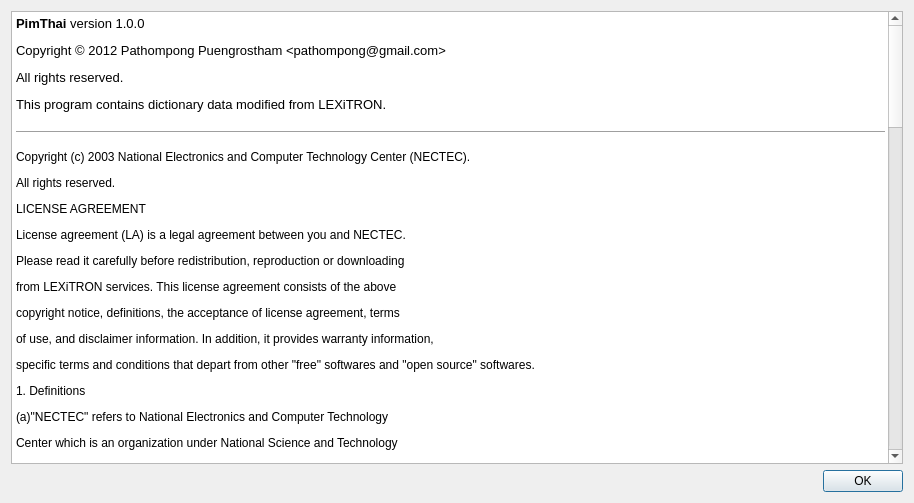
Qt form About.ui (iamjay/PimThai) before a commit.
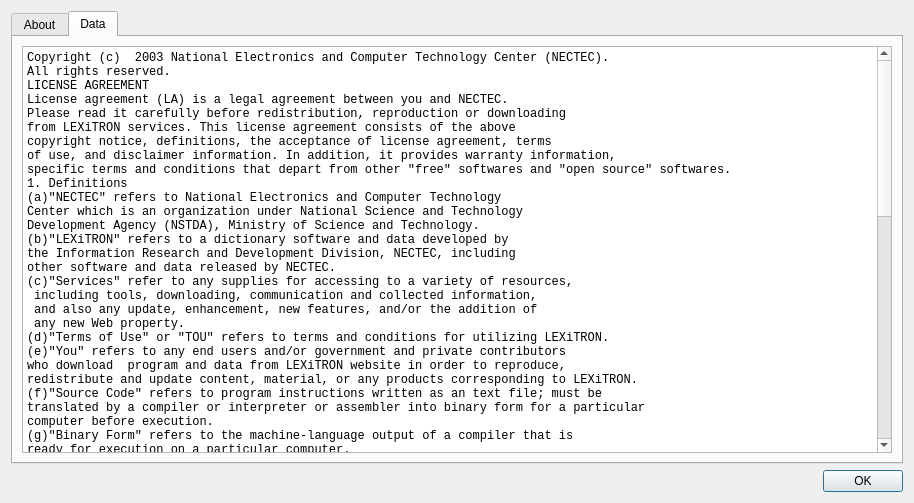
The same form after that commit. The open tabs and pages were chosen to show the change.

Commit message: Improved about dialog. New splash screen.

The edit to the form file:
```diff
--- a/About.ui
+++ b/About.ui
@@ -15,93 +15,149 @@
   </property>
   <layout class="QVBoxLayout" name="verticalLayout_2">
    <item>
-    <layout class="QVBoxLayout" name="verticalLayout">
-     <item>
-      <widget class="QTextEdit" name="textEdit">
-       <property name="readOnly">
-        <bool>true</bool>
-       </property>
-       <property name="html">
-        <string>&lt;!DOCTYPE HTML PUBLIC &quot;-//W3C//DTD HTML 4.0//EN&quot; &quot;http://www.w3.org/TR/REC-html40/strict.dtd&quot;&gt;
-&lt;html&gt;&lt;head&gt;&lt;meta name=&quot;qrichtext&quot; content=&quot;1&quot; /&gt;&lt;style type=&quot;text/css&quot;&gt;
-p, li { white-space: pre-wrap; }
-&lt;/style&gt;&lt;/head&gt;&lt;body style=&quot; font-family:'Ubuntu'; font-size:10pt; font-weight:400; font-style:normal;&quot;&gt;
-&lt;p style=&quot; margin-top:12px; margin-bottom:12px; margin-left:0px; margin-right:0px; -qt-block-indent:0; text-indent:0px;&quot;&gt;&lt;span style=&quot; font-weight:600;&quot;&gt;PimThai&lt;/span&gt; version 1.0.0&lt;/p&gt;
-&lt;p style=&quot; margin-top:12px; margin-bottom:12px; margin-left:0px; margin-right:0px; -qt-block-indent:0; text-indent:0px;&quot;&gt;Copyright © 2012 Pathompong Puengrostham &amp;lt;pathompong@gmail.com&amp;gt;&lt;/p&gt;
-&lt;p style=&quot; margin-top:12px; margin-bottom:12px; margin-left:0px; margin-right:0px; -qt-block-indent:0; text-indent:0px;&quot;&gt;All rights reserved.&lt;/p&gt;
-&lt;p style=&quot; margin-top:12px; margin-bottom:12px; margin-left:0px; margin-right:0px; -qt-block-indent:0; text-indent:0px;&quot;&gt;This program contains dictionary data modified from LEXiTRON.&lt;/p&gt;
-&lt;hr /&gt;
-&lt;p style=&quot; margin-top:12px; margin-bottom:12px; margin-left:0px; margin-right:0px; -qt-block-indent:0; text-indent:0px;&quot;&gt;&lt;span style=&quot; font-family:'Courier New,courier'; font-size:9pt;&quot;&gt;Copyright (c) 2003 National Electronics and Computer Technology Center (NECTEC).&lt;/span&gt;&lt;/p&gt;
-&lt;p style=&quot; margin-top:12px; margin-bottom:12px; margin-left:0px; margin-right:0px; -qt-block-indent:0; text-indent:0px;&quot;&gt;&lt;span style=&quot; font-family:'Courier New,courier'; font-size:9pt;&quot;&gt;All rights reserved.&lt;/span&gt;&lt;/p&gt;
-&lt;p style=&quot; margin-top:12px; margin-bottom:12px; margin-left:0px; margin-right:0px; -qt-block-indent:0; text-indent:0px;&quot;&gt;&lt;span style=&quot; font-family:'Courier New,courier'; font-size:9pt;&quot;&gt;LICENSE AGREEMENT&lt;/span&gt;&lt;/p&gt;
-&lt;p style=&quot; margin-top:12px; margin-bottom:12px; margin-left:0px; margin-right:0px; -qt-block-indent:0; text-indent:0px;&quot;&gt;&lt;span style=&quot; font-family:'Courier New,courier'; font-size:9pt;&quot;&gt;License agreement (LA) is a legal agreement between you and NECTEC. &lt;/span&gt;&lt;/p&gt;
-&lt;p style=&quot; margin-top:12px; margin-bottom:12px; margin-left:0px; margin-right:0px; -qt-block-indent:0; text-indent:0px;&quot;&gt;&lt;span style=&quot; font-family:'Courier New,courier'; font-size:9pt;&quot;&gt;Please read it carefully before redistribution, reproduction or downloading &lt;/span&gt;&lt;/p&gt;
-&lt;p style=&quot; margin-top:12px; margin-bottom:12px; margin-left:0px; margin-right:0px; -qt-block-indent:0; text-indent:0px;&quot;&gt;&lt;span style=&quot; font-family:'Courier New,courier'; font-size:9pt;&quot;&gt;from LEXiTRON services. This license agreement consists of the above &lt;/span&gt;&lt;/p&gt;
-&lt;p style=&quot; margin-top:12px; margin-bottom:12px; margin-left:0px; margin-right:0px; -qt-block-indent:0; text-indent:0px;&quot;&gt;&lt;span style=&quot; font-family:'Courier New,courier'; font-size:9pt;&quot;&gt;copyright notice, definitions, the acceptance of license agreement, terms &lt;/span&gt;&lt;/p&gt;
-&lt;p style=&quot; margin-top:12px; margin-bottom:12px; margin-left:0px; margin-right:0px; -qt-block-indent:0; text-indent:0px;&quot;&gt;&lt;span style=&quot; font-family:'Courier New,courier'; font-size:9pt;&quot;&gt;of use, and disclaimer information. In addition, it provides warranty information,&lt;/span&gt;&lt;/p&gt;
-&lt;p style=&quot; margin-top:12px; margin-bottom:12px; margin-left:0px; margin-right:0px; -qt-block-indent:0; text-indent:0px;&quot;&gt;&lt;span style=&quot; font-family:'Courier New,courier'; font-size:9pt;&quot;&gt;specific terms and conditions that depart from other &amp;quot;free&amp;quot; softwares and &amp;quot;open source&amp;quot; softwares.&lt;/span&gt;&lt;/p&gt;
-&lt;p style=&quot; margin-top:12px; margin-bottom:12px; margin-left:0px; margin-right:0px; -qt-block-indent:0; text-indent:0px;&quot;&gt;&lt;span style=&quot; font-family:'Courier New,courier'; font-size:9pt;&quot;&gt;1. Definitions&lt;/span&gt;&lt;/p&gt;
-&lt;p style=&quot; margin-top:12px; margin-bottom:12px; margin-left:0px; margin-right:0px; -qt-block-indent:0; text-indent:0px;&quot;&gt;&lt;span style=&quot; font-family:'Courier New,courier'; font-size:9pt;&quot;&gt;(a)&amp;quot;NECTEC&amp;quot; refers to National Electronics and Computer Technology &lt;/span&gt;&lt;/p&gt;
-&lt;p style=&quot; margin-top:12px; margin-bottom:12px; margin-left:0px; margin-right:0px; -qt-block-indent:0; text-indent:0px;&quot;&gt;&lt;span style=&quot; font-family:'Courier New,courier'; font-size:9pt;&quot;&gt;Center which is an organization under National Science and Technology&lt;/span&gt;&lt;/p&gt;
-&lt;p style=&quot; margin-top:12px; margin-bottom:12px; margin-left:0px; margin-right:0px; -qt-block-indent:0; text-indent:0px;&quot;&gt;&lt;span style=&quot; font-family:'Courier New,courier'; font-size:9pt;&quot;&gt;Development Agency (NSTDA), Ministry of Science and Technology.&lt;/span&gt;&lt;/p&gt;
-&lt;p style=&quot; margin-top:12px; margin-bottom:12px; margin-left:0px; margin-right:0px; -qt-block-indent:0; text-indent:0px;&quot;&gt;&lt;span style=&quot; font-family:'Courier New,courier'; font-size:9pt;&quot;&gt;(b)&amp;quot;LEXiTRON&amp;quot; refers to a dictionary software and data developed by &lt;/span&gt;&lt;/p&gt;
-&lt;p style=&quot; margin-top:12px; margin-bottom:12px; margin-left:0px; margin-right:0px; -qt-block-indent:0; text-indent:0px;&quot;&gt;&lt;span style=&quot; font-family:'Courier New,courier'; font-size:9pt;&quot;&gt;the Information Research and Development Division, NECTEC, including &lt;/span&gt;&lt;/p&gt;
-&lt;p style=&quot; margin-top:12px; margin-bottom:12px; margin-left:0px; margin-right:0px; -qt-block-indent:0; text-indent:0px;&quot;&gt;&lt;span style=&quot; font-family:'Courier New,courier'; font-size:9pt;&quot;&gt;other software and data released by NECTEC.&lt;/span&gt;&lt;/p&gt;
-&lt;p style=&quot; margin-top:12px; margin-bottom:12px; margin-left:0px; margin-right:0px; -qt-block-indent:0; text-indent:0px;&quot;&gt;&lt;span style=&quot; font-family:'Courier New,courier'; font-size:9pt;&quot;&gt;(c)&amp;quot;Services&amp;quot; refer to any supplies for accessing to a variety of resources,&lt;/span&gt;&lt;/p&gt;
-&lt;p style=&quot; margin-top:12px; margin-bottom:12px; margin-left:0px; margin-right:0px; -qt-block-indent:0; text-indent:0px;&quot;&gt;&lt;span style=&quot; font-family:'Courier New,courier'; font-size:9pt;&quot;&gt;including tools, downloading, communication and collected information, &lt;/span&gt;&lt;/p&gt;
-&lt;p style=&quot; margin-top:12px; margin-bottom:12px; margin-left:0px; margin-right:0px; -qt-block-indent:0; text-indent:0px;&quot;&gt;&lt;span style=&quot; font-family:'Courier New,courier'; font-size:9pt;&quot;&gt;and also any update, enhancement, new features, and/or the addition of&lt;/span&gt;&lt;/p&gt;
-&lt;p style=&quot; margin-top:12px; margin-bottom:12px; margin-left:0px; margin-right:0px; -qt-block-indent:0; text-indent:0px;&quot;&gt;&lt;span style=&quot; font-family:'Courier New,courier'; font-size:9pt;&quot;&gt;any new Web property.&lt;/span&gt;&lt;/p&gt;
-&lt;p style=&quot; margin-top:12px; margin-bottom:12px; margin-left:0px; margin-right:0px; -qt-block-indent:0; text-indent:0px;&quot;&gt;&lt;span style=&quot; font-family:'Courier New,courier'; font-size:9pt;&quot;&gt;(d)&amp;quot;Terms of Use&amp;quot; or &amp;quot;TOU&amp;quot; refers to terms and conditions for utilizing LEXiTRON.&lt;/span&gt;&lt;/p&gt;
-&lt;p style=&quot; margin-top:12px; margin-bottom:12px; margin-left:0px; margin-right:0px; -qt-block-indent:0; text-indent:0px;&quot;&gt;&lt;span style=&quot; font-family:'Courier New,courier'; font-size:9pt;&quot;&gt;(e)&amp;quot;You&amp;quot; refers to any end users and/or government and private contributors &lt;/span&gt;&lt;/p&gt;
-&lt;p style=&quot; margin-top:12px; margin-bottom:12px; margin-left:0px; margin-right:0px; -qt-block-indent:0; text-indent:0px;&quot;&gt;&lt;span style=&quot; font-family:'Courier New,courier'; font-size:9pt;&quot;&gt;who download program and data from LEXiTRON website in order to reproduce, &lt;/span&gt;&lt;/p&gt;
-&lt;p style=&quot; margin-top:12px; margin-bottom:12px; margin-left:0px; margin-right:0px; -qt-block-indent:0; text-indent:0px;&quot;&gt;&lt;span style=&quot; font-family:'Courier New,courier'; font-size:9pt;&quot;&gt;redistribute and update content, material, or any products corresponding to LEXiTRON.&lt;/span&gt;&lt;/p&gt;
-&lt;p style=&quot; margin-top:12px; margin-bottom:12px; margin-left:0px; margin-right:0px; -qt-block-indent:0; text-indent:0px;&quot;&gt;&lt;span style=&quot; font-family:'Courier New,courier'; font-size:9pt;&quot;&gt;(f)&amp;quot;Source Code&amp;quot; refers to program instructions written as an text file; must be &lt;/span&gt;&lt;/p&gt;
-&lt;p style=&quot; margin-top:12px; margin-bottom:12px; margin-left:0px; margin-right:0px; -qt-block-indent:0; text-indent:0px;&quot;&gt;&lt;span style=&quot; font-family:'Courier New,courier'; font-size:9pt;&quot;&gt;translated by a compiler or interpreter or assembler into binary form for a particular &lt;/span&gt;&lt;/p&gt;
-&lt;p style=&quot; margin-top:12px; margin-bottom:12px; margin-left:0px; margin-right:0px; -qt-block-indent:0; text-indent:0px;&quot;&gt;&lt;span style=&quot; font-family:'Courier New,courier'; font-size:9pt;&quot;&gt;computer before execution.&lt;/span&gt;&lt;/p&gt;
-&lt;p style=&quot; margin-top:12px; margin-bottom:12px; margin-left:0px; margin-right:0px; -qt-block-indent:0; text-indent:0px;&quot;&gt;&lt;span style=&quot; font-family:'Courier New,courier'; font-size:9pt;&quot;&gt;(g)&amp;quot;Binary Form&amp;quot; refers to the machine-language output of a compiler that is &lt;/span&gt;&lt;/p&gt;
-&lt;p style=&quot; margin-top:12px; margin-bottom:12px; margin-left:0px; margin-right:0px; -qt-block-indent:0; text-indent:0px;&quot;&gt;&lt;span style=&quot; font-family:'Courier New,courier'; font-size:9pt;&quot;&gt;ready for execution on a particular computer.&lt;/span&gt;&lt;/p&gt;
-&lt;p style=&quot; margin-top:12px; margin-bottom:12px; margin-left:0px; margin-right:0px; -qt-block-indent:0; text-indent:0px;&quot;&gt;&lt;span style=&quot; font-family:'Courier New,courier'; font-size:9pt;&quot;&gt;2. Acceptance of License Agreement&lt;/span&gt;&lt;/p&gt;
-&lt;p style=&quot; margin-top:12px; margin-bottom:12px; margin-left:0px; margin-right:0px; -qt-block-indent:0; text-indent:0px;&quot;&gt;&lt;span style=&quot; font-family:'Courier New,courier'; font-size:9pt;&quot;&gt;NECTEC reserves the right to update the license agreement at any time without prior notice.&lt;/span&gt;&lt;/p&gt;
-&lt;p style=&quot; margin-top:12px; margin-bottom:12px; margin-left:0px; margin-right:0px; -qt-block-indent:0; text-indent:0px;&quot;&gt;&lt;span style=&quot; font-family:'Courier New,courier'; font-size:9pt;&quot;&gt;3. Terms of Use&lt;/span&gt;&lt;/p&gt;
-&lt;p style=&quot; margin-top:12px; margin-bottom:12px; margin-left:0px; margin-right:0px; -qt-block-indent:0; text-indent:0px;&quot;&gt;&lt;span style=&quot; font-family:'Courier New,courier'; font-size:9pt;&quot;&gt;Redistribution and use in source and binary form, with or without modification, are &lt;/span&gt;&lt;/p&gt;
-&lt;p style=&quot; margin-top:12px; margin-bottom:12px; margin-left:0px; margin-right:0px; -qt-block-indent:0; text-indent:0px;&quot;&gt;&lt;span style=&quot; font-family:'Courier New,courier'; font-size:9pt;&quot;&gt;permitted provided that all of the following conditions are met:&lt;/span&gt;&lt;/p&gt;
-&lt;p style=&quot; margin-top:12px; margin-bottom:12px; margin-left:0px; margin-right:0px; -qt-block-indent:0; text-indent:0px;&quot;&gt;&lt;span style=&quot; font-family:'Courier New,courier'; font-size:9pt;&quot;&gt;(a)Redistribution of source code must retain the above copyright notice, Acceptance&lt;/span&gt;&lt;/p&gt;
-&lt;p style=&quot; margin-top:12px; margin-bottom:12px; margin-left:0px; margin-right:0px; -qt-block-indent:0; text-indent:0px;&quot;&gt;&lt;span style=&quot; font-family:'Courier New,courier'; font-size:9pt;&quot;&gt;of License Agreement , TOU, and the disclaimer in section 4.&lt;/span&gt;&lt;/p&gt;
-&lt;p style=&quot; margin-top:12px; margin-bottom:12px; margin-left:0px; margin-right:0px; -qt-block-indent:0; text-indent:0px;&quot;&gt;&lt;span style=&quot; font-family:'Courier New,courier'; font-size:9pt;&quot;&gt;(b)Redistributions in binary form must reproduce the above copyright notice, the &lt;/span&gt;&lt;/p&gt;
-&lt;p style=&quot; margin-top:12px; margin-bottom:12px; margin-left:0px; margin-right:0px; -qt-block-indent:0; text-indent:0px;&quot;&gt;&lt;span style=&quot; font-family:'Courier New,courier'; font-size:9pt;&quot;&gt;acceptance of terms, TOU, and the following disclaimer in the documentation and/or &lt;/span&gt;&lt;/p&gt;
-&lt;p style=&quot; margin-top:12px; margin-bottom:12px; margin-left:0px; margin-right:0px; -qt-block-indent:0; text-indent:0px;&quot;&gt;&lt;span style=&quot; font-family:'Courier New,courier'; font-size:9pt;&quot;&gt;other materials provided with the redistribution.&lt;/span&gt;&lt;/p&gt;
-&lt;p style=&quot; margin-top:12px; margin-bottom:12px; margin-left:0px; margin-right:0px; -qt-block-indent:0; text-indent:0px;&quot;&gt;&lt;span style=&quot; font-family:'Courier New,courier'; font-size:9pt;&quot;&gt;(c)Any product, created and redistributed by you, which is composed of any part from &lt;/span&gt;&lt;/p&gt;
-&lt;p style=&quot; margin-top:12px; margin-bottom:12px; margin-left:0px; margin-right:0px; -qt-block-indent:0; text-indent:0px;&quot;&gt;&lt;span style=&quot; font-family:'Courier New,courier'; font-size:9pt;&quot;&gt;LEXiTRON must include the following acknowledgement: &lt;/span&gt;&lt;/p&gt;
-&lt;p style=&quot; margin-top:12px; margin-bottom:12px; margin-left:0px; margin-right:0px; -qt-block-indent:0; text-indent:0px;&quot;&gt;&lt;span style=&quot; font-family:'Courier New,courier'; font-size:9pt;&quot;&gt;&amp;quot;This product is created by the adaptation of LEXiTRON developed by NECTEC (http://www.nectec.or.th/).&amp;quot; &lt;/span&gt;&lt;/p&gt;
-&lt;p style=&quot; margin-top:12px; margin-bottom:12px; margin-left:0px; margin-right:0px; -qt-block-indent:0; text-indent:0px;&quot;&gt;&lt;span style=&quot; font-family:'Courier New,courier'; font-size:9pt;&quot;&gt;(d)Products derived from the adaptation of LEXiTRON must not be called &amp;quot;LEXiTRON&amp;quot;, &lt;/span&gt;&lt;/p&gt;
-&lt;p style=&quot; margin-top:12px; margin-bottom:12px; margin-left:0px; margin-right:0px; -qt-block-indent:0; text-indent:0px;&quot;&gt;&lt;span style=&quot; font-family:'Courier New,courier'; font-size:9pt;&quot;&gt;nor may &amp;quot;LEXiTRON&amp;quot; appear in their name, without prior written permission of NECTEC.&lt;/span&gt;&lt;/p&gt;
-&lt;p style=&quot; margin-top:12px; margin-bottom:12px; margin-left:0px; margin-right:0px; -qt-block-indent:0; text-indent:0px;&quot;&gt;&lt;span style=&quot; font-family:'Courier New,courier'; font-size:9pt;&quot;&gt;(e)You must not use &amp;quot;LEXiTRON&amp;quot; in a manner likely to cause any damage to NECTEC &lt;/span&gt;&lt;/p&gt;
-&lt;p style=&quot; margin-top:12px; margin-bottom:12px; margin-left:0px; margin-right:0px; -qt-block-indent:0; text-indent:0px;&quot;&gt;&lt;span style=&quot; font-family:'Courier New,courier'; font-size:9pt;&quot;&gt;or third person. NECTEC shall reserve our rights to demand any compensation, retaining fee, &lt;/span&gt;&lt;/p&gt;
-&lt;p style=&quot; margin-top:12px; margin-bottom:12px; margin-left:0px; margin-right:0px; -qt-block-indent:0; text-indent:0px;&quot;&gt;&lt;span style=&quot; font-family:'Courier New,courier'; font-size:9pt;&quot;&gt;costs of action and execution, and expenses occured out of such manner.&lt;/span&gt;&lt;/p&gt;
-&lt;p style=&quot; margin-top:12px; margin-bottom:12px; margin-left:0px; margin-right:0px; -qt-block-indent:0; text-indent:0px;&quot;&gt;&lt;span style=&quot; font-family:'Courier New,courier'; font-size:9pt;&quot;&gt;(f)Neither the name of the National Electronics and Computer Technology Center (NECTEC) / &lt;/span&gt;&lt;/p&gt;
-&lt;p style=&quot; margin-top:12px; margin-bottom:12px; margin-left:0px; margin-right:0px; -qt-block-indent:0; text-indent:0px;&quot;&gt;&lt;span style=&quot; font-family:'Courier New,courier'; font-size:9pt;&quot;&gt;National Science and Technology Development Agency (NSTDA) nor the names of its contributors &lt;/span&gt;&lt;/p&gt;
-&lt;p style=&quot; margin-top:12px; margin-bottom:12px; margin-left:0px; margin-right:0px; -qt-block-indent:0; text-indent:0px;&quot;&gt;&lt;span style=&quot; font-family:'Courier New,courier'; font-size:9pt;&quot;&gt;may be used to endorse or promote product derived from this software without specific prior written permission.&lt;/span&gt;&lt;/p&gt;
-&lt;p style=&quot; margin-top:12px; margin-bottom:12px; margin-left:0px; margin-right:0px; -qt-block-indent:0; text-indent:0px;&quot;&gt;&lt;span style=&quot; font-family:'Courier New,courier'; font-size:9pt;&quot;&gt;4. Disclaimer of Warranty&lt;/span&gt;&lt;/p&gt;
-&lt;p style=&quot; margin-top:12px; margin-bottom:12px; margin-left:0px; margin-right:0px; -qt-block-indent:0; text-indent:0px;&quot;&gt;&lt;span style=&quot; font-family:'Courier New,courier'; font-size:9pt;&quot;&gt;LEXiTRON, INFORMATION, CONTENT, MATERIAL, OR PRODUCT &lt;/span&gt;&lt;/p&gt;
-&lt;p style=&quot; margin-top:12px; margin-bottom:12px; margin-left:0px; margin-right:0px; -qt-block-indent:0; text-indent:0px;&quot;&gt;&lt;span style=&quot; font-family:'Courier New,courier'; font-size:9pt;&quot;&gt;PROVIDED OR RELEASED BY NECTEC ARE THE COPYRIGHTED WORK OF&lt;/span&gt;&lt;/p&gt;
-&lt;p style=&quot; margin-top:12px; margin-bottom:12px; margin-left:0px; margin-right:0px; -qt-block-indent:0; text-indent:0px;&quot;&gt;&lt;span style=&quot; font-family:'Courier New,courier'; font-size:9pt;&quot;&gt;NECTEC. MOREOVER, LEXiTRON, INFORMATION, CONTENT, MATERIAL, &lt;/span&gt;&lt;/p&gt;
-&lt;p style=&quot; margin-top:12px; margin-bottom:12px; margin-left:0px; margin-right:0px; -qt-block-indent:0; text-indent:0px;&quot;&gt;&lt;span style=&quot; font-family:'Courier New,courier'; font-size:9pt;&quot;&gt;OR PRODUCT PROVIDED OR RELEASED BY NECTEC AND CONTRIBUTORS &lt;/span&gt;&lt;/p&gt;
-&lt;p style=&quot; margin-top:12px; margin-bottom:12px; margin-left:0px; margin-right:0px; -qt-block-indent:0; text-indent:0px;&quot;&gt;&lt;span style=&quot; font-family:'Courier New,courier'; font-size:9pt;&quot;&gt;ARE ALSO ON AN &amp;quot;AS IS&amp;quot; AND &amp;quot;AS AVAILABLE&amp;quot; BASIS. ANY EXPRESS OR &lt;/span&gt;&lt;/p&gt;
-&lt;p style=&quot; margin-top:12px; margin-bottom:12px; margin-left:0px; margin-right:0px; -qt-block-indent:0; text-indent:0px;&quot;&gt;&lt;span style=&quot; font-family:'Courier New,courier'; font-size:9pt;&quot;&gt;IMPLIED WARRANTIES, INCLUDING, BUT NOT LIMITED TO, THE IMPLIED &lt;/span&gt;&lt;/p&gt;
-&lt;p style=&quot; margin-top:12px; margin-bottom:12px; margin-left:0px; margin-right:0px; -qt-block-indent:0; text-indent:0px;&quot;&gt;&lt;span style=&quot; font-family:'Courier New,courier'; font-size:9pt;&quot;&gt;WARRANTIES OF MERCHANTABILITY AND FITNESS FOR A PARTICULAR &lt;/span&gt;&lt;/p&gt;
-&lt;p style=&quot; margin-top:12px; margin-bottom:12px; margin-left:0px; margin-right:0px; -qt-block-indent:0; text-indent:0px;&quot;&gt;&lt;span style=&quot; font-family:'Courier New,courier'; font-size:9pt;&quot;&gt;PURPOSE ARE DISCLAIMED. IN NO EVENT SHALL NECTEC OR CONTRIBUTORS &lt;/span&gt;&lt;/p&gt;
-&lt;p style=&quot; margin-top:12px; margin-bottom:12px; margin-left:0px; margin-right:0px; -qt-block-indent:0; text-indent:0px;&quot;&gt;&lt;span style=&quot; font-family:'Courier New,courier'; font-size:9pt;&quot;&gt;BE LIABLE FOR ANY DIRECT, INDIRECT, INCIDENTAL, SPECIAL, EXEMPLARY, &lt;/span&gt;&lt;/p&gt;
-&lt;p style=&quot; margin-top:12px; margin-bottom:12px; margin-left:0px; margin-right:0px; -qt-block-indent:0; text-indent:0px;&quot;&gt;&lt;span style=&quot; font-family:'Courier New,courier'; font-size:9pt;&quot;&gt;OR CONSEQUENTIAL DAMAGES (INCLUDING, BUT NOT LIMITED TO, PROCUREMENT &lt;/span&gt;&lt;/p&gt;
-&lt;p style=&quot; margin-top:12px; margin-bottom:12px; margin-left:0px; margin-right:0px; -qt-block-indent:0; text-indent:0px;&quot;&gt;&lt;span style=&quot; font-family:'Courier New,courier'; font-size:9pt;&quot;&gt;OF SUBSTITUTE GOODS OR SERVICES; LOSS OF USE, DATA, OR PROFITS; OR &lt;/span&gt;&lt;/p&gt;
-&lt;p style=&quot; margin-top:12px; margin-bottom:12px; margin-left:0px; margin-right:0px; -qt-block-indent:0; text-indent:0px;&quot;&gt;&lt;span style=&quot; font-family:'Courier New,courier'; font-size:9pt;&quot;&gt;BUSINESS INTERRUPTION) HOWEVER CAUSED AND ON ANY THEORY OF LIABILITY,&lt;/span&gt;&lt;/p&gt;
-&lt;p style=&quot; margin-top:12px; margin-bottom:12px; margin-left:0px; margin-right:0px; -qt-block-indent:0; text-indent:0px;&quot;&gt;&lt;span style=&quot; font-family:'Courier New,courier'; font-size:9pt;&quot;&gt;WHETHER IN CONTRACT, STRICT LIABILITY, OR TORT (INCLUDING NEGLIGENCE OR &lt;/span&gt;&lt;/p&gt;
-&lt;p style=&quot; margin-top:12px; margin-bottom:12px; margin-left:0px; margin-right:0px; -qt-block-indent:0; text-indent:0px;&quot;&gt;&lt;span style=&quot; font-family:'Courier New,courier'; font-size:9pt;&quot;&gt;OTHERWISE) ARISING IN ANY WAY OUT OF THE USE OF THE SOFTWARE, &lt;/span&gt;&lt;/p&gt;
-&lt;p style=&quot; margin-top:12px; margin-bottom:12px; margin-left:0px; margin-right:0px; -qt-block-indent:0; text-indent:0px;&quot;&gt;&lt;span style=&quot; font-family:'Courier New,courier'; font-size:9pt;&quot;&gt;INFORMATION CONTENT, MATERIAL, OR PRODUCT, EVEN IF ADVISED OF &lt;/span&gt;&lt;/p&gt;
-&lt;p style=&quot; margin-top:12px; margin-bottom:12px; margin-left:0px; margin-right:0px; -qt-block-indent:0; text-indent:0px;&quot;&gt;&lt;span style=&quot; font-family:'Courier New,courier'; font-size:9pt;&quot;&gt;THE POSSIBILITY OF SUCH DAMAGE.&lt;/span&gt;&lt;/p&gt;&lt;/body&gt;&lt;/html&gt;</string>
-       </property>
-      </widget>
-     </item>
-    </layout>
+    <widget class="QTabWidget" name="tabWidget">
+     <property name="currentIndex">
+      <number>0</number>
+     </property>
+     <widget class="QWidget" name="tab">
+      <attribute name="title">
+       <string>About</string>
+      </attribute>
+      <layout class="QVBoxLayout" name="verticalLayout_3">
+       <item>
+        <widget class="QLabel" name="label">
+         <property name="font">
+          <font>
+           <pointsize>14</pointsize>
+          </font>
+         </property>
+         <property name="text">
+          <string>PimThai</string>
+         </property>
+         <property name="alignment">
+          <set>Qt::AlignLeading|Qt::AlignLeft|Qt::AlignTop</set>
+         </property>
+        </widget>
+       </item>
+       <item>
+        <widget class="QLabel" name="label_2">
+         <property name="text">
+          <string>version 1.0.0.0</string>
+         </property>
+         <property name="alignment">
+          <set>Qt::AlignLeading|Qt::AlignLeft|Qt::AlignTop</set>
+         </property>
+        </widget>
+       </item>
+       <item>
+        <widget class="QLabel" name="label_3">
+         <property name="text">
+          <string>Copyright © 2012 Pathompong Puengrostham &lt;pathompong@gmail.com&gt;</string>
+         </property>
+        </widget>
+       </item>
+       <item>
+        <spacer name="verticalSpacer">
+         <property name="orientation">
+          <enum>Qt::Vertical</enum>
+         </property>
+         <property name="sizeHint" stdset="0">
+          <size>
+           <width>20</width>
+           <height>40</height>
+          </size>
+         </property>
+        </spacer>
+       </item>
+      </layout>
+     </widget>
+     <widget class="QWidget" name="tab_2">
+      <attribute name="title">
+       <string>Data</string>
+      </attribute>
+      <layout class="QVBoxLayout" name="verticalLayout">
+       <item>
+        <widget class="QPlainTextEdit" name="plainTextEdit">
+         <property name="font">
+          <font>
+           <family>Courier New</family>
+          </font>
+         </property>
+         <property name="plainText">
+          <string>Copyright (c)  2003 National Electronics and Computer Technology Center (NECTEC).
+All rights reserved.
+LICENSE AGREEMENT
+License agreement (LA) is a legal agreement between you and NECTEC. 
+Please read it carefully before redistribution, reproduction or downloading 
+from LEXiTRON services. This license agreement consists of the above 
+copyright notice, definitions, the acceptance of license agreement, terms 
+of use, and disclaimer information. In addition, it provides warranty information,
+specific terms and conditions that depart from other &quot;free&quot; softwares and &quot;open source&quot; softwares.
+1. Definitions
+(a)&quot;NECTEC&quot; refers to National Electronics and Computer Technology 
+Center which is an organization under National Science and Technology
+Development Agency (NSTDA), Ministry of Science and Technology.
+(b)&quot;LEXiTRON&quot; refers to a dictionary software and data developed by 
+the Information Research and Development Division, NECTEC, including 
+other software and data released by NECTEC.
+(c)&quot;Services&quot; refer to any supplies for accessing to a variety of resources,
+ including tools, downloading, communication and collected information, 
+ and also any update, enhancement, new features, and/or the addition of
+ any new Web property.
+(d)&quot;Terms of Use&quot; or &quot;TOU&quot; refers to terms and conditions for utilizing LEXiTRON.
+(e)&quot;You&quot; refers to any end users and/or government and private contributors 
+who download  program and data from LEXiTRON website in order to reproduce, 
+redistribute and update content, material, or any products corresponding to LEXiTRON.
+(f)&quot;Source Code&quot; refers to program instructions written as an text file; must be 
+translated by a compiler or interpreter or assembler into binary form for a particular 
+computer before execution.
+(g)&quot;Binary Form&quot; refers to the machine-language output of a compiler that is 
+ready for execution on a particular computer.
+2. Acceptance of License Agreement
+NECTEC reserves the right to update the license agreement at any time without prior notice.
+3. Terms of Use
+Redistribution and use in source and binary form, with or without modification, are 
+permitted provided that all of the following conditions are met:
+(a)Redistribution of source code must retain the above copyright notice, Acceptance
+ of License Agreement , TOU, and the disclaimer in section 4.
+(b)Redistributions in binary form must reproduce the above copyright notice, the 
+acceptance of terms, TOU, and the following disclaimer in the documentation and/or 
+other materials provided with the redistribution.
+(c)Any product, created and redistributed by you, which is composed of any part from 
+LEXiTRON must include the following acknowledgement:  
+&quot;This product is created by the adaptation of LEXiTRON developed by NECTEC (http://www.nectec.or.th/).&quot; 
+(d)Products derived from the adaptation of LEXiTRON must not be called &quot;LEXiTRON&quot;, 
+nor may &quot;LEXiTRON&quot; appear in their name, without prior written permission of NECTEC.
+(e)You must not use &quot;LEXiTRON&quot; in a manner likely to cause any damage to NECTEC 
+or third person. NECTEC shall reserve our rights to demand any compensation, retaining fee, 
+costs of action and execution, and expenses occured out of such manner.
+(f)Neither the name of the National Electronics and Computer Technology Center (NECTEC) / 
+National Science and Technology Development Agency (NSTDA) nor the names of its contributors 
+may be used to endorse or promote product derived from this software without specific prior written permission.
+4. Disclaimer of Warranty
+LEXiTRON, INFORMATION, CONTENT, MATERIAL, OR PRODUCT 
+PROVIDED OR RELEASED BY NECTEC ARE THE COPYRIGHTED WORK OF
+NECTEC. MOREOVER, LEXiTRON, INFORMATION, CONTENT, MATERIAL, 
+OR PRODUCT PROVIDED OR RELEASED BY NECTEC AND CONTRIBUTORS 
+ARE ALSO ON AN &quot;AS IS&quot; AND &quot;AS AVAILABLE&quot; BASIS. ANY EXPRESS OR 
+IMPLIED WARRANTIES, INCLUDING, BUT NOT LIMITED TO, THE IMPLIED 
+WARRANTIES OF MERCHANTABILITY AND FITNESS FOR A PARTICULAR 
+PURPOSE ARE DISCLAIMED. IN NO EVENT SHALL NECTEC OR CONTRIBUTORS 
+BE LIABLE FOR ANY DIRECT, INDIRECT, INCIDENTAL, SPECIAL, EXEMPLARY, 
+OR CONSEQUENTIAL DAMAGES (INCLUDING, BUT NOT LIMITED TO, PROCUREMENT 
+OF SUBSTITUTE GOODS OR SERVICES; LOSS OF USE, DATA, OR PROFITS; OR 
+BUSINESS INTERRUPTION) HOWEVER CAUSED AND ON ANY THEORY OF LIABILITY,
+ WHETHER IN CONTRACT, STRICT LIABILITY, OR TORT (INCLUDING NEGLIGENCE OR 
+ OTHERWISE) ARISING IN ANY WAY OUT OF THE USE OF THE SOFTWARE, 
+ INFORMATION CONTENT, MATERIAL, OR PRODUCT, EVEN IF ADVISED OF 
+ THE POSSIBILITY OF SUCH DAMAGE.
+</string>
+         </property>
+        </widget>
+       </item>
+      </layout>
+     </widget>
+    </widget>
    </item>
    <item>
     <widget class="QDialogButtonBox" name="buttonBox">
```
Left out of the diff: 6 changed lines with no effect on the pictures. The commit also changes 7 other files.
